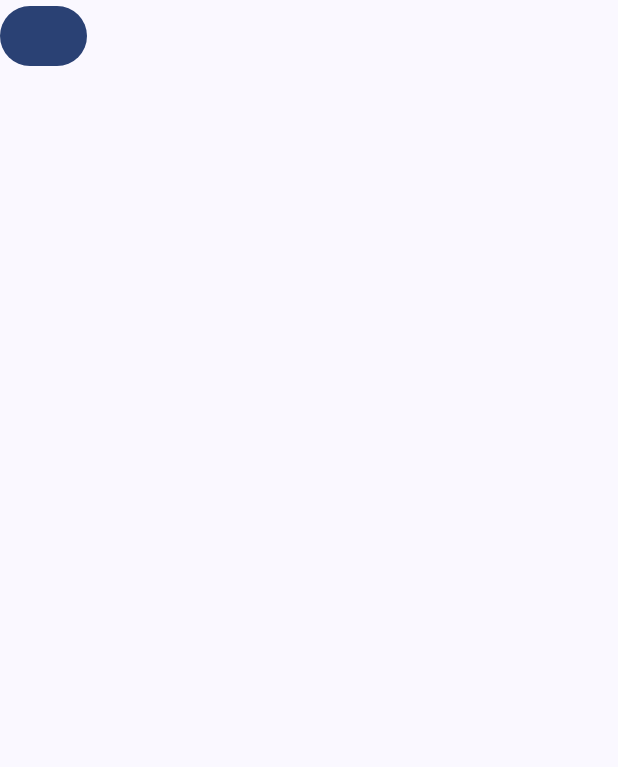
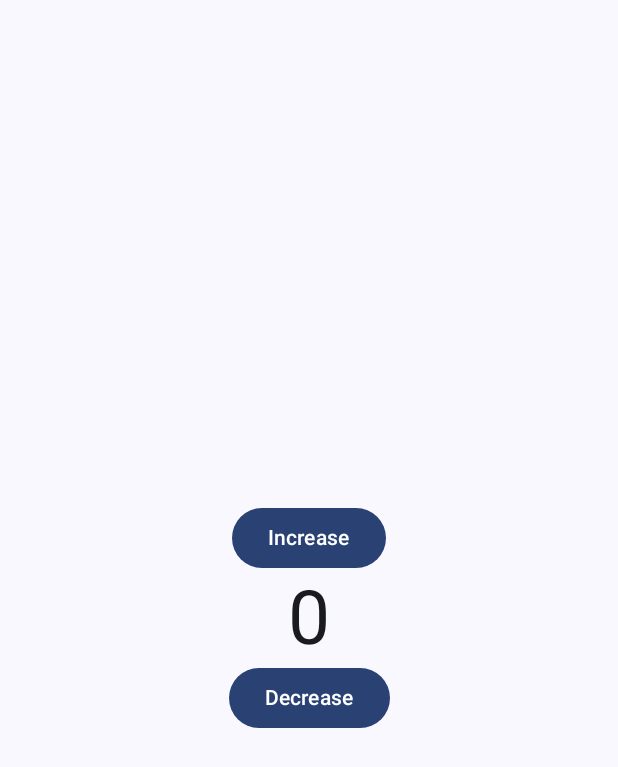
Before and after one commit to VicoVee/composeDemo, an Android app built with Jetpack Compose: the screen it shows after launch (MainActivity), on a phone screen of 412 x 824 dp. Shown: the top 767 px of the screen. Run offline under Robolectric (Android 15) with nearby library versions, the phone set to English and light mode, and no system bars.

Commit message:
Added a counter variable that allows the text to change depending on the buttons clicked

```diff
--- a/app/src/main/java/com/example/composeapp/MainActivity.kt
+++ b/app/src/main/java/com/example/composeapp/MainActivity.kt
@@ -5,6 +5,7 @@ import android.os.Bundle
 import androidx.activity.ComponentActivity
 import androidx.activity.compose.setContent
 import androidx.activity.enableEdgeToEdge
+import androidx.collection.mutableIntObjectMapOf
 import androidx.compose.foundation.layout.Arrangement
 import androidx.compose.foundation.layout.Column
 import androidx.compose.foundation.layout.fillMaxSize
@@ -15,6 +16,7 @@ import androidx.compose.material3.Text
 import androidx.compose.material3.TextField
 import androidx.compose.runtime.Composable
 import androidx.compose.runtime.getValue
+import androidx.compose.runtime.mutableIntStateOf
 import androidx.compose.runtime.mutableStateOf
 import androidx.compose.runtime.remember
 import androidx.compose.runtime.saveable.rememberSaveable
@@ -42,9 +44,27 @@ class MainActivity : ComponentActivity() {
 
 @Composable
 fun Counter() {
-    Column {
-        Button (onClick = {}) {}
+    var counter by rememberSaveable { mutableIntStateOf(0) }
+    Column(
+        modifier = Modifier.fillMaxSize(),
+        verticalArrangement = Arrangement.Center,
+        horizontalAlignment = Alignment.CenterHorizontally
+    ) {
+        Button(
+            onClick = {counter++}
+        ) {
+            Text("Increase")
+        }
+
+        Text(
+            counter.toString(),
+            fontSize = 50.sp
+        )
+
+        Button(onClick = {counter--}) { Text("Decrease") }
     }
+
+
 }
 
 @Preview(showBackground = true)
```
